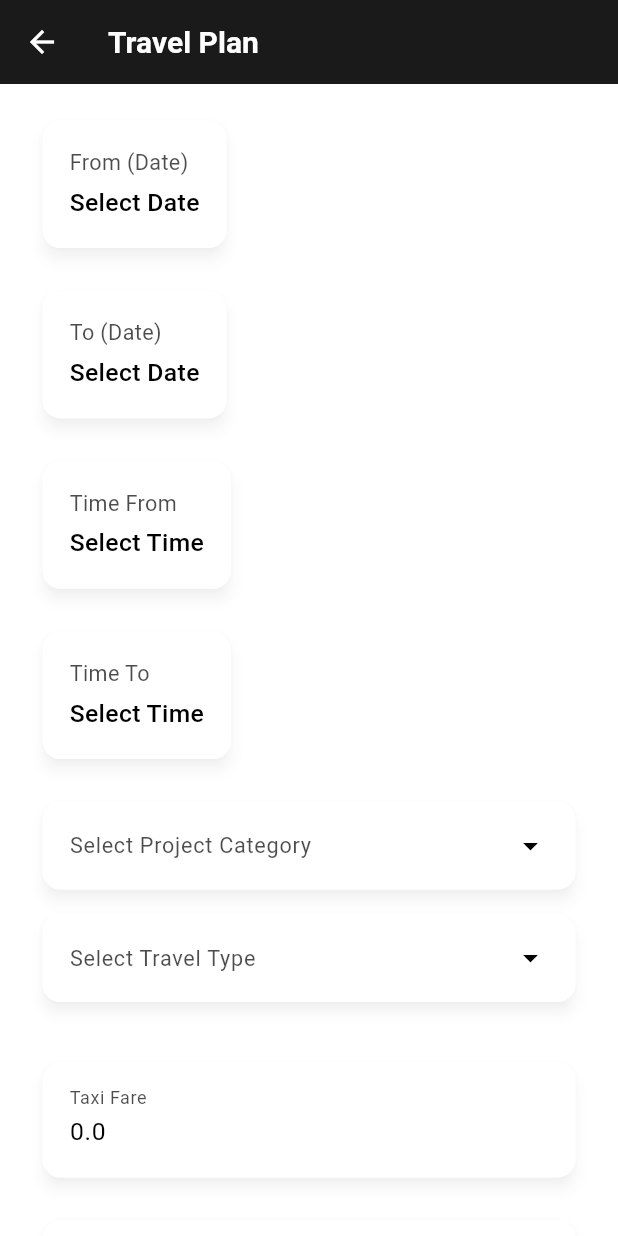
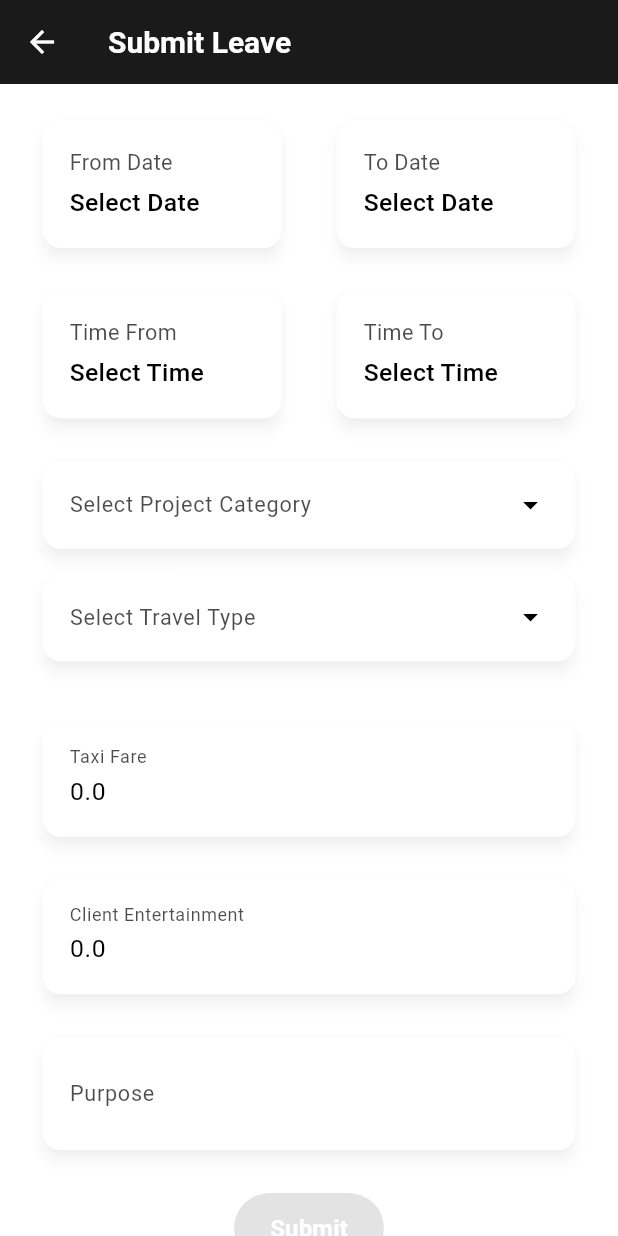
Before and after one commit to AzibNaeem/_Flutter_, a Flutter app: the TravelFormScreen screen opened by its route, on a phone screen of 412 x 824 dp. Run offline on Flutter 3.47's test engine with Material 3 defaults, Android fonts, the phone set to English and light mode, and no system bars; our stand-ins replace dropdown_button2, fl_chart, hive_flutter, shimmer; accounts and stored records are empty; statements that could not run were skipped.

Commit message:
Update branch

```diff
--- a/lib/presentation/screens/Travel/travel_plan.dart
+++ b/lib/presentation/screens/Travel/travel_plan.dart
@@ -1,29 +1,34 @@
 import 'package:flutter/material.dart';
-import 'package:provider/provider.dart';
+import 'package:hris_project/data/models/travel_type.dart' hide TravelType;
 import '../../../core/themes/theme_service.dart';
-import '../../../data/models/travel_request.dart';
 import '../../../domain/enums/project_categories.dart';
 import '../../../domain/enums/travel_type.dart';
-import '../../../domain/providers/user_provider.dart';
 import '../../theme/app_theme.dart';
-import '../../view_model/travel_view_model/travel_view_model.dart';
 import '../../widgets/dropdown/drop_down.dart';
 import '../../widgets/dropdown/project_category_dropdown.dart';
 import '../../widgets/dropdown/travel_type_dropdown.dart';
+import '../../widgets/submit_leave_widgets/dropDown_List.dart';
 import '../../widgets/travel_widgets/date_fiield.dart';
+import '../../widgets/travel_widgets/drop_down_field.dart';
 import '../../widgets/travel_widgets/number_field.dart';
+import '../../widgets/travel_widgets/project_categories.dart';
+import '../../widgets/travel_widgets/project_dropdown_fiield.dart';
+import '../../widgets/travel_widgets/submit_button.dart';
 import '../../widgets/travel_widgets/text_field.dart';
 import '../../widgets/travel_widgets/time_field.dart';
 
+
 class TravelFormScreen extends StatefulWidget {
-  const TravelFormScreen({Key? key}) : super(key: key);
+  const TravelFormScreen({super.key});
 
   @override
-  _TravelFormScreenState createState() => _TravelFormScreenState();
+  State<TravelFormScreen> createState() => _TravelFormScreenState();
 }
 
 class _TravelFormScreenState extends State<TravelFormScreen> {
+
   final _formKey = GlobalKey<FormState>();
+  //TravelType _tarvelType=TravelType.domestic;
   DateTime? fromDate;
   DateTime? toDate;
   TimeOfDay? fromTime;
@@ -31,63 +36,9 @@
   double taxiFare = 0.0;
   double entertainmentCost = 0.0;
   String? purpose;
+//ProjectCategories _projectCategories=ProjectCategories.project1;
   ProjectCategoryDropdownItem? _projectCategory;
   TravelTypeDropdownItem? _travelType;
-
-  late final List<ProjectCategoryDropdownItem> _projectCategoryItems;
-  late final List<TravelTypeDropdownItem> _travelTypeItems;
-  String _formatTime(TimeOfDay? time) {
-    if (time == null) return '';
-    final now = DateTime.now();
-    final dt = DateTime(now.year, now.month, now.day, time.hour, time.minute);
-    return "${dt.hour.toString().padLeft(2, '0')}:${dt.minute.toString().padLeft(2, '0')}:00";
-  }
-
-  void _submit() async {
-    print("here in api 1");
-    if (!_formKey.currentState!.validate()) return;
-    print("here in api 2");
-
-    final user = Provider.of<UserProvider>(context, listen: false).user;
-    if (user == null) return;
-    print("here in api 3");
-
-    final travel = TravelRequest(
-      fromDate: fromDate?.toIso8601String() ?? '',
-      toDate: toDate?.toIso8601String() ?? '',
-      fromTime: _formatTime(fromTime),
-      toTime: _formatTime(toTime),
-      projectCategory: _projectCategory?.value.toString().split('.').last ?? '',
-      travelType: _travelType?.value.toString().split('.').last ?? '',
-
-      taxiFare: taxiFare,
-      entertainmentCost: entertainmentCost,
-      purpose: purpose ?? '',
-      employeeId: user.employeeId.toString(),
-    );
-
-    try {
-      await Provider.of<TravelViewModel>(context, listen: false).submitTravelPlan(travel);
-      ScaffoldMessenger.of(context).showSnackBar(
-        const SnackBar(content: Text('Travel Plan Submitted')),
-      );
-      Navigator.pop(context);
-    } catch (e) {
-      ScaffoldMessenger.of(context).showSnackBar(
-        SnackBar(content: Text('Failed: ${e.toString()}')),
-      );
-    }
-  }
-  @override
-  void initState() {
-    super.initState();
-    _projectCategoryItems = ProjectCategory.values
-        .map((e) => ProjectCategoryDropdownItem(e))
-        .toList();
-    _travelTypeItems = TravelTypes.values
-        .map((e) => TravelTypeDropdownItem(e))
-        .toList();
-  }
 
   @override
   Widget build(BuildContext context) {
@@ -102,7 +53,7 @@
         backgroundColor: AppColors.background,
         iconTheme: IconThemeData(color: AppColors.primary),
         title: Text(
-          'Travel Plan',
+          'Submit Leave',
           style: ThemeService.appBar.copyWith(
             color: AppColors.primary,
             fontSize: isTablet ? 24 : 20,
@@ -124,26 +75,60 @@
                     child: Column(
                       crossAxisAlignment: CrossAxisAlignment.start,
                       children: [
-                        DateField(
-                            label: "From (Date)", value: fromDate, onChanged: (val) => setState(() => fromDate = val)),
+                        Row(
+                          children: [
+                            Expanded(
+                              child: DateField(
+                                label: "From Date",
+                                value: fromDate,
+                                onChanged: (val) => setState(() => fromDate = val),
+                              ),
+                            ),
+                            const SizedBox(width: 12),
+                            Expanded(
+                              child: DateField(
+                                label: "To Date",
+                                value: toDate,
+                                onChanged: (val) => setState(() => toDate = val),
+                              ),
+                            ),
+                          ],
+                        ),
                         const SizedBox(height: 12),
-                        DateField(
-                            label: "To (Date)", value: toDate, onChanged: (val) => setState(() => toDate = val)),
-                        const SizedBox(height: 12),
-                        TimeField(
-                            label: "Time From", value: fromTime, onChanged: (val) => setState(() => fromTime = val)),
-                        const SizedBox(height: 12),
-                        TimeField(
-                            label: "Time To", value: toTime, onChanged: (val) => setState(() => toTime = val)),
+
+                        Row(
+                          children: [
+                            Expanded(
+                              child: TimeField(
+                                label: "Time From",
+                                value: fromTime,
+                                onChanged: (val) => setState(() => fromTime = val),
+                              ),
+                            ),
+                            const SizedBox(width: 12),
+                            Expanded(
+                              child: TimeField(
+                                label: "Time To",
+                                value: toTime,
+                                onChanged: (val) => setState(() => toTime = val),
+                              ),
+                            ),
+                          ],
+                        ),
                         const SizedBox(height: 12),
                         GenericDropdown<ProjectCategoryDropdownItem>(
-                          items: _projectCategoryItems,
+                          items: ProjectCategory.values
+                              .map((e) => ProjectCategoryDropdownItem(e))
+                              .toList(),
                           selectedItem: _projectCategory,
                           onChanged: (val) => setState(() => _projectCategory = val),
                           hint: "Select Project Category",
                         ),
+
                         GenericDropdown<TravelTypeDropdownItem>(
-                          items: _travelTypeItems,
+                          items: TravelTypes.values
+                              .map((e) => TravelTypeDropdownItem(e))
+                              .toList(),
                           selectedItem: _travelType,
                           onChanged: (val) => setState(() => _travelType = val),
                           hint: "Select Travel Type",
@@ -183,7 +168,6 @@
                               style: ThemeService.button.copyWith(
                                 color: AppColors.primary,
                                 fontSize: buttonFontSize,
-
                               ),
                             ),
                           ),
```
